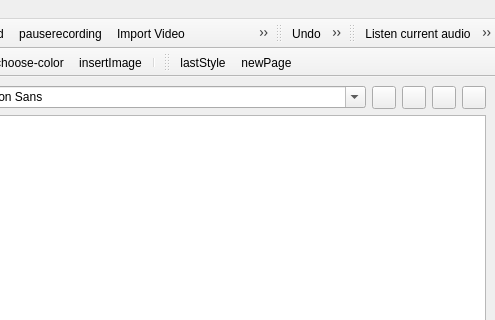
Old version of the form src/mainwindow.ui in the repository giacomogroppi/writernote-qt; both pictures show x 472 to 967 and y 0 to 320 of the 967 by 664 pixel window.
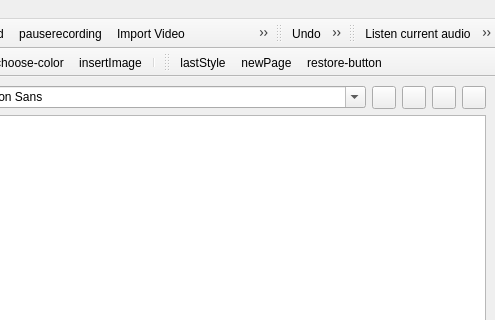
New version of the form. Icons and pictures are not drawn.

What changed in the file:
```diff
--- a/src/mainwindow.ui
+++ b/src/mainwindow.ui
@@ -463,6 +463,7 @@
    </attribute>
    <addaction name="actionlastStyle"/>
    <addaction name="actionnewPage"/>
+   <addaction name="actionrestore_button"/>
   </widget>
   <action name="actionNew_File">
    <property name="checkable">
@@ -884,6 +885,15 @@
     <string>newPage</string>
    </property>
   </action>
+  <action name="actionrestore_button">
+   <property name="icon">
+    <iconset resource="../writernote.qrc">
+     <normaloff>:/image/images/restore-icon.png</normaloff>:/image/images/restore-icon.png</iconset>
+   </property>
+   <property name="text">
+    <string>restore-button</string>
+   </property>
+  </action>
  </widget>
  <resources>
   <include location="../writernote.qrc"/>
```
